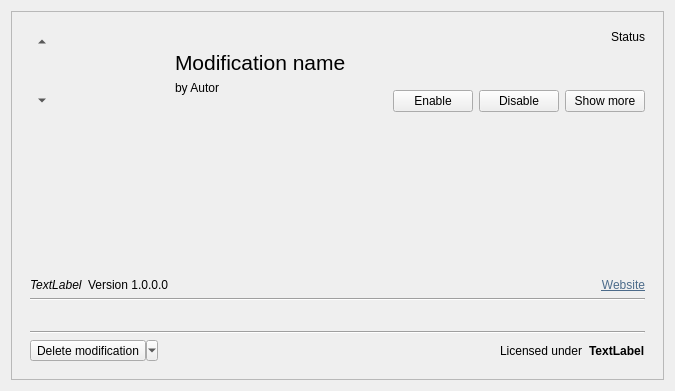
kriana/SilVerPLuM, file src/modmanagerwidgetitem.ui: the form before one commit.
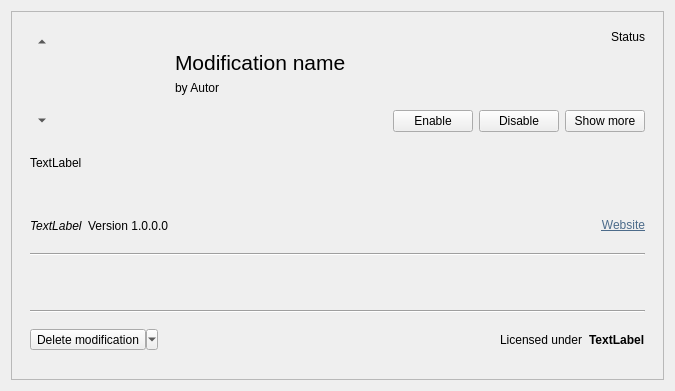
The form after the commit. Icons and pictures are not drawn.

```diff
--- a/src/modmanagerwidgetitem.ui
+++ b/src/modmanagerwidgetitem.ui
@@ -104,6 +104,12 @@
              <height>100</height>
             </size>
            </property>
+           <property name="maximumSize">
+            <size>
+             <width>100</width>
+             <height>100</height>
+            </size>
+           </property>
            <property name="text">
             <string/>
            </property>
@@ -232,14 +238,17 @@
        <widget class="QWidget" name="expandWidget" native="true">
         <layout class="QVBoxLayout" name="verticalLayout_6">
          <item>
-          <widget class="QTextEdit" name="lblDescription">
-           <property name="styleSheet">
-            <string notr="true">QTextEdit { background-color: transparent; }</string>
+          <widget class="QLabel" name="lblDescription">
+           <property name="text">
+            <string>TextLabel</string>
            </property>
-           <property name="frameShape">
-            <enum>QFrame::NoFrame</enum>
+           <property name="alignment">
+            <set>Qt::AlignLeading|Qt::AlignLeft|Qt::AlignTop</set>
            </property>
-           <property name="readOnly">
+           <property name="wordWrap">
+            <bool>true</bool>
+           </property>
+           <property name="openExternalLinks">
             <bool>true</bool>
            </property>
           </widget>
```
